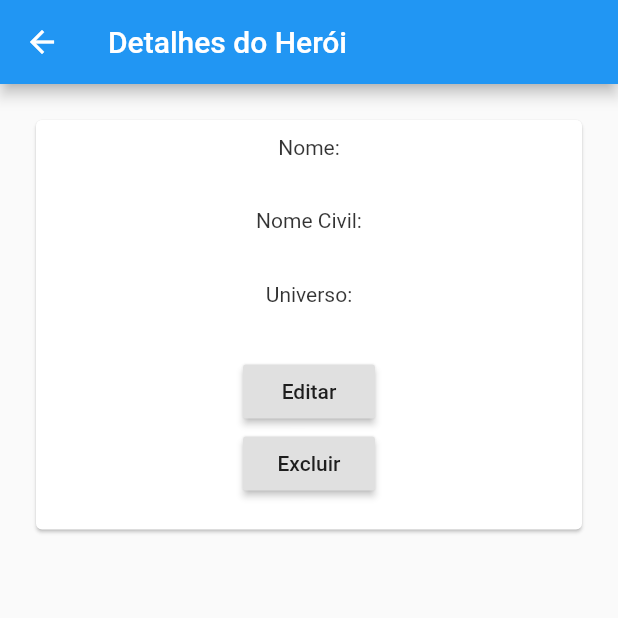
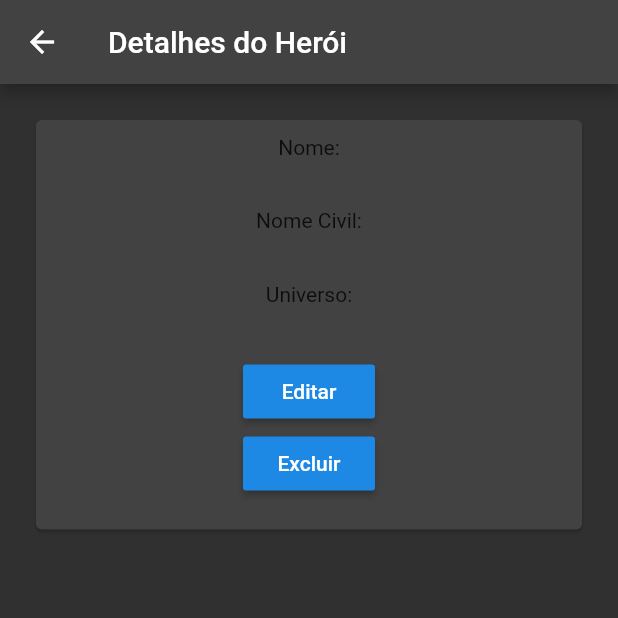
Before and after one commit to rlhorochovec/app_heroi, a Flutter app: the HeroiDetail screen opened directly with empty values, on a phone screen of 412 x 824 dp, the top half of it. Run offline on Flutter 3.47's test engine with Material 2 defaults, Android fonts, the phone set to English and light mode, and no system bars; network calls fail.

Commit message:
Alterando tema e pequenas correções

```diff
--- a/lib/main.dart
+++ b/lib/main.dart
@@ -13,7 +13,7 @@ class MyApp extends StatelessWidget {
       title: 'Super Heróis',
       theme: ThemeData(
         visualDensity: VisualDensity.adaptivePlatformDensity,
-        brightness: Brightness.light,
+        brightness: Brightness.dark,
       ),
       home: HeroiPage(),
     );
--- a/lib/page/heroi_detail.dart
+++ b/lib/page/heroi_detail.dart
@@ -41,7 +41,7 @@ class _HeroiDetailState extends State<HeroiDetail> {
                                 style: TextStyle(
                                     color: Colors.black.withOpacity(0.8))),
                             Text(widget.heroi.nome,
-                                style: Theme.of(context).textTheme.title)
+                                style: Theme.of(context).textTheme.headline6)
                           ],
                         ),
                       ),
@@ -53,7 +53,7 @@ class _HeroiDetailState extends State<HeroiDetail> {
                                 style: TextStyle(
                                     color: Colors.black.withOpacity(0.8))),
                             Text(widget.heroi.nomeCivil,
-                                style: Theme.of(context).textTheme.title)
+                                style: Theme.of(context).textTheme.headline6)
                           ],
                         ),
                       ),
@@ -65,7 +65,7 @@ class _HeroiDetailState extends State<HeroiDetail> {
                                 style: TextStyle(
                                     color: Colors.black.withOpacity(0.8))),
                             Text(widget.heroi.universo,
-                                style: Theme.of(context).textTheme.title)
+                                style: Theme.of(context).textTheme.headline6)
                           ],
                         ),
                       ),
--- a/lib/page/heroi_page.dart
+++ b/lib/page/heroi_page.dart
@@ -36,7 +36,7 @@ class _HeroiPageState extends State<HeroiPage> {
                 ? new HeroiList(herois: heroiList)
                 : new Center(
                     child: new Text('No data found, tap plus button to add!',
-                        style: Theme.of(context).textTheme.title));
+                        style: Theme.of(context).textTheme.headline6));
           },
         )),
       ),
@@ -60,11 +60,10 @@ class _HeroiPageState extends State<HeroiPage> {
     return futureHerois;
   }
 
-  _navigateToAddHeroi (BuildContext context) async {
+  _navigateToAddHeroi(BuildContext context) async {
     final result = await Navigator.push(
       context,
       MaterialPageRoute(builder: (context) => HeroiAdd()),
     );
   }
-
 }
```
Also changed, not shown: pubspec.lock.
